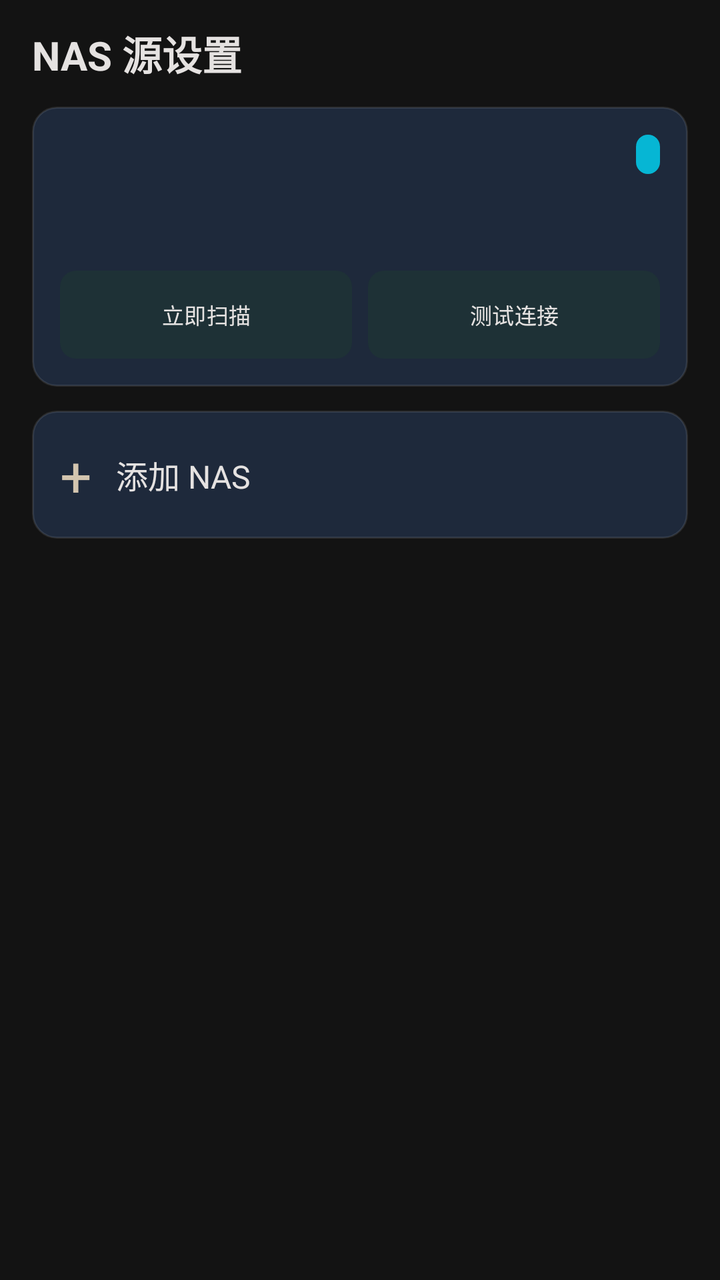
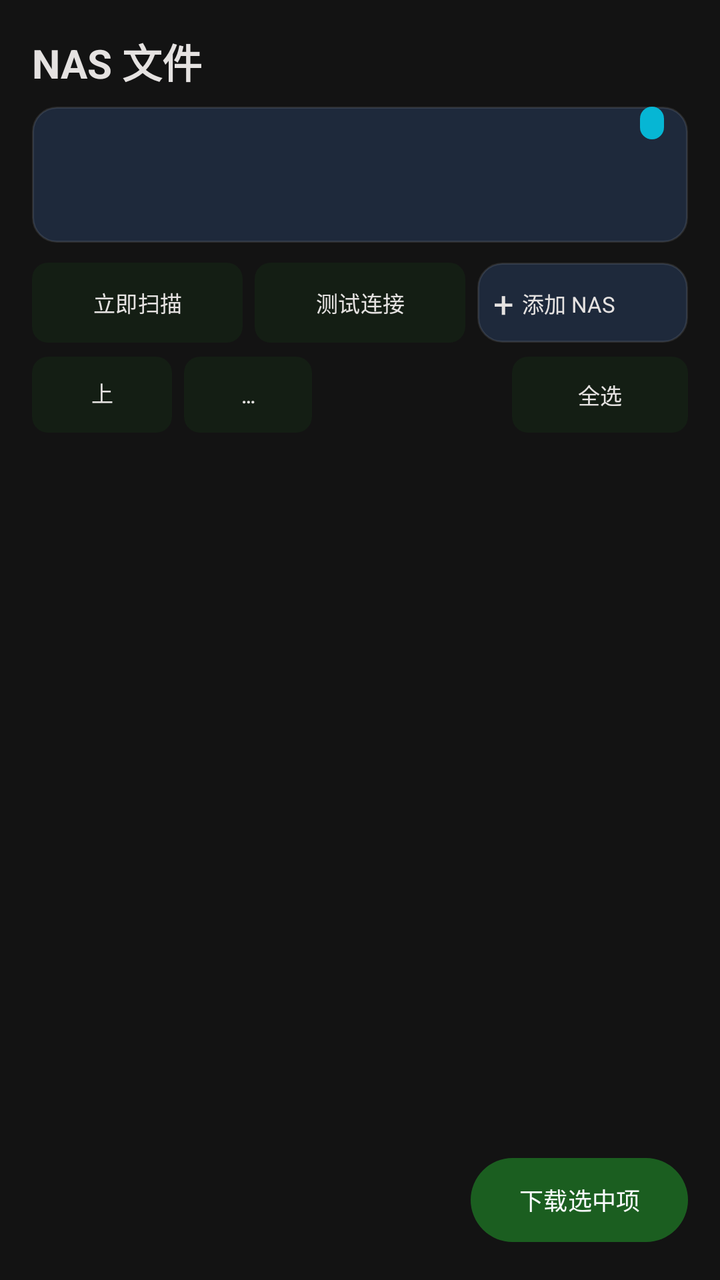

Screens rendered from an Android XML layout before and after an edit, with the pre-edit source and the edit as a unified diff.
<!-- AndroidManifest.xml: another module's application theme Theme.YuanBaoTv -->
<!-- res/layout/activity_nas_settings.xml -->
<?xml version="1.0" encoding="utf-8"?>
<androidx.core.widget.NestedScrollView xmlns:android="http://schemas.android.com/apk/res/android"
    xmlns:app="http://schemas.android.com/apk/res-auto"
    android:layout_width="match_parent"
    android:layout_height="match_parent"
    android:background="@color/tv_bg_dark"
    android:fillViewport="true"
    android:scrollbars="none">
    <androidx.constraintlayout.widget.ConstraintLayout android:layout_width="match_parent" android:layout_height="wrap_content" android:paddingStart="16dp" android:paddingTop="12dp" android:paddingEnd="16dp" android:paddingBottom="24dp">
        <TextView android:id="@+id/tv_title" android:layout_width="wrap_content" android:layout_height="wrap_content" android:text="@string/title_nas_settings" android:textColor="@color/tv_text_primary" android:textSize="20sp" android:textStyle="bold" app:layout_constraintStart_toStartOf="parent" app:layout_constraintTop_toTopOf="parent" />
        <androidx.constraintlayout.widget.ConstraintLayout android:id="@+id/card_active_nas" android:layout_width="0dp" android:layout_height="wrap_content" android:minHeight="140dp" android:layout_marginTop="12dp" android:background="@drawable/bg_tv_focus_ring" android:focusable="true" android:padding="14dp" app:layout_constraintEnd_toEndOf="parent" app:layout_constraintStart_toStartOf="parent" app:layout_constraintTop_toBottomOf="@id/tv_title">
            <TextView android:id="@+id/tv_nas_name" android:layout_width="0dp" android:layout_height="wrap_content" android:ellipsize="end" android:maxLines="1" android:textColor="@color/tv_text_primary" android:textSize="17sp" android:textStyle="bold" app:layout_constraintEnd_toStartOf="@id/tv_nas_status" app:layout_constraintStart_toStartOf="parent" app:layout_constraintTop_toTopOf="parent" />
            <TextView android:id="@+id/tv_nas_status" android:layout_width="wrap_content" android:layout_height="wrap_content" android:background="@drawable/bg_badge_nas" android:paddingHorizontal="6dp" android:paddingVertical="3dp" android:textColor="@color/tv_text_primary" android:textSize="10sp" app:layout_constraintEnd_toEndOf="parent" app:layout_constraintTop_toTopOf="parent" />
            <TextView android:id="@+id/tv_nas_host" android:layout_width="0dp" android:layout_height="wrap_content" android:layout_marginTop="8dp" android:ellipsize="end" android:maxLines="2" android:textColor="@color/tv_text_secondary" android:textSize="12sp" app:layout_constraintEnd_toEndOf="parent" app:layout_constraintStart_toStartOf="parent" app:layout_constraintTop_toBottomOf="@id/tv_nas_name" />
            <LinearLayout android:layout_width="0dp" android:layout_height="wrap_content" android:orientation="horizontal" app:layout_constraintBottom_toBottomOf="parent" app:layout_constraintEnd_toEndOf="parent" app:layout_constraintStart_toStartOf="parent">
                <Button android:id="@+id/btn_scan" android:layout_width="0dp" android:layout_height="44dp" android:layout_weight="1" android:background="@drawable/bg_tv_button_focus" android:text="@string/btn_scan_now" android:textColor="@color/tv_text_primary" android:textSize="11sp" />
                <Button android:id="@+id/btn_test_conn" android:layout_width="0dp" android:layout_height="44dp" android:layout_marginStart="8dp" android:layout_weight="1" android:background="@drawable/bg_tv_button_focus" android:text="@string/btn_test_conn" android:textColor="@color/tv_text_primary" android:textSize="11sp" />
            </LinearLayout>
        </androidx.constraintlayout.widget.ConstraintLayout>
        <androidx.constraintlayout.widget.ConstraintLayout android:id="@+id/card_add_nas" android:layout_width="0dp" android:layout_height="64dp" android:layout_marginTop="12dp" android:background="@drawable/bg_tv_focus_ring" android:focusable="true" android:paddingHorizontal="14dp" app:layout_constraintEnd_toEndOf="parent" app:layout_constraintStart_toStartOf="parent" app:layout_constraintTop_toBottomOf="@id/card_active_nas">
            <TextView android:id="@+id/tv_plus" android:layout_width="wrap_content" android:layout_height="wrap_content" android:text="+" android:textColor="@color/tv_text_secondary" android:textSize="28sp" app:layout_constraintBottom_toBottomOf="parent" app:layout_constraintStart_toStartOf="parent" app:layout_constraintTop_toTopOf="parent" />
            <TextView android:id="@+id/tv_add_text" android:layout_width="wrap_content" android:layout_height="wrap_content" android:layout_marginStart="12dp" android:text="@string/btn_add_nas" android:textColor="@color/tv_text_primary" android:textSize="16sp" app:layout_constraintBottom_toBottomOf="parent" app:layout_constraintStart_toEndOf="@id/tv_plus" app:layout_constraintTop_toTopOf="parent" />
        </androidx.constraintlayout.widget.ConstraintLayout>
    </androidx.constraintlayout.widget.ConstraintLayout>
</androidx.core.widget.NestedScrollView>
<!-- resources referenced by this layout -->
<resources>
  <color name="tv_bg_dark">#131313</color>
  <color name="tv_text_primary">#E5E2E1</color>
  <color name="tv_text_secondary">#D3C5AF</color>
  <!-- drawable bg_badge_nas (drawable) -->
  <?xml version="1.0" encoding="utf-8"?>
  <shape xmlns:android="http://schemas.android.com/apk/res/android"
      android:shape="rectangle">
      <solid android:color="@color/tv_badge_nas" />
      <corners android:radius="6dp" />
      <padding android:left="8dp" android:top="3dp" android:right="8dp" android:bottom="3dp" />
  </shape>
  <!-- drawable bg_tv_button_focus (drawable) -->
  <?xml version="1.0" encoding="utf-8"?>
  <selector xmlns:android="http://schemas.android.com/apk/res/android">
      <item android:state_focused="true">
          <shape android:shape="rectangle">
              <solid android:color="@color/tv_accent_blue" />
              <stroke android:width="2dp" android:color="@color/tv_focus_ring" />
              <corners android:radius="8dp" />
          </shape>
      </item>
      <item>
          <shape android:shape="rectangle">
              <solid android:color="#26FFFFFF" />
              <corners android:radius="8dp" />
          </shape>
      </item>
  </selector>
  <string name="btn_add_nas">添加 NAS</string>
  <string name="btn_scan_now">立即扫描</string>
  <string name="btn_test_conn">测试连接</string>
  <string name="title_nas_settings">NAS 源设置</string>
  <style name="Theme.YuanBaoTv" parent="Theme.Material3.DayNight.NoActionBar">
          <item name="colorPrimary">@color/primary</item>
          <item name="colorOnPrimary">@color/on_primary</item>
          <item name="android:statusBarColor">@android:color/transparent</item>
          <item name="android:navigationBarColor">@android:color/transparent</item>
          <item name="android:windowLightStatusBar">false</item>
          <item name="buttonStyle">@style/Widget.YuanBaoTv.Button</item>
      </style>
  <color name="tv_badge_nas">#06B6D4</color>
  <color name="tv_accent_blue">#38BDF8</color>
  <color name="tv_focus_ring">#84F5E8</color>
  <color name="tv_bg_card">#1E293B</color>
  <color name="primary">#1B5E20</color>
  <color name="on_primary">#FFFFFF</color>
  <style name="Widget.YuanBaoTv.Button" parent="Widget.AppCompat.Button">
          <item name="android:backgroundTint">@null</item>
          <item name="backgroundTint">@null</item>
          <item name="android:textAllCaps">false</item>
      </style>
  <!-- unchanged entries left out for length: 1 -->
</resources>

<!-- the commit's change to res/layout/activity_nas_settings.xml (unified diff, before → after) -->
@@ -1,25 +1,41 @@
 <?xml version="1.0" encoding="utf-8"?>
-<androidx.core.widget.NestedScrollView xmlns:android="http://schemas.android.com/apk/res/android"
+<androidx.constraintlayout.widget.ConstraintLayout xmlns:android="http://schemas.android.com/apk/res/android"
     xmlns:app="http://schemas.android.com/apk/res-auto"
     android:layout_width="match_parent"
     android:layout_height="match_parent"
     android:background="@color/tv_bg_dark"
-    android:fillViewport="true"
-    android:scrollbars="none">
-    <androidx.constraintlayout.widget.ConstraintLayout android:layout_width="match_parent" android:layout_height="wrap_content" android:paddingStart="16dp" android:paddingTop="12dp" android:paddingEnd="16dp" android:paddingBottom="24dp">
-        <TextView android:id="@+id/tv_title" android:layout_width="wrap_content" android:layout_height="wrap_content" android:text="@string/title_nas_settings" android:textColor="@color/tv_text_primary" android:textSize="20sp" android:textStyle="bold" app:layout_constraintStart_toStartOf="parent" app:layout_constraintTop_toTopOf="parent" />
-        <androidx.constraintlayout.widget.ConstraintLayout android:id="@+id/card_active_nas" android:layout_width="0dp" android:layout_height="wrap_content" android:minHeight="140dp" android:layout_marginTop="12dp" android:background="@drawable/bg_tv_focus_ring" android:focusable="true" android:padding="14dp" app:layout_constraintEnd_toEndOf="parent" app:layout_constraintStart_toStartOf="parent" app:layout_constraintTop_toBottomOf="@id/tv_title">
-            <TextView android:id="@+id/tv_nas_name" android:layout_width="0dp" android:layout_height="wrap_content" android:ellipsize="end" android:maxLines="1" android:textColor="@color/tv_text_primary" android:textSize="17sp" android:textStyle="bold" app:layout_constraintEnd_toStartOf="@id/tv_nas_status" app:layout_constraintStart_toStartOf="parent" app:layout_constraintTop_toTopOf="parent" />
-            <TextView android:id="@+id/tv_nas_status" android:layout_width="wrap_content" android:layout_height="wrap_content" android:background="@drawable/bg_badge_nas" android:paddingHorizontal="6dp" android:paddingVertical="3dp" android:textColor="@color/tv_text_primary" android:textSize="10sp" app:layout_constraintEnd_toEndOf="parent" app:layout_constraintTop_toTopOf="parent" />
-            <TextView android:id="@+id/tv_nas_host" android:layout_width="0dp" android:layout_height="wrap_content" android:layout_marginTop="8dp" android:ellipsize="end" android:maxLines="2" android:textColor="@color/tv_text_secondary" android:textSize="12sp" app:layout_constraintEnd_toEndOf="parent" app:layout_constraintStart_toStartOf="parent" app:layout_constraintTop_toBottomOf="@id/tv_nas_name" />
-            <LinearLayout android:layout_width="0dp" android:layout_height="wrap_content" android:orientation="horizontal" app:layout_constraintBottom_toBottomOf="parent" app:layout_constraintEnd_toEndOf="parent" app:layout_constraintStart_toStartOf="parent">
-                <Button android:id="@+id/btn_scan" android:layout_width="0dp" android:layout_height="44dp" android:layout_weight="1" android:background="@drawable/bg_tv_button_focus" android:text="@string/btn_scan_now" android:textColor="@color/tv_text_primary" android:textSize="11sp" />
-                <Button android:id="@+id/btn_test_conn" android:layout_width="0dp" android:layout_height="44dp" android:layout_marginStart="8dp" android:layout_weight="1" android:background="@drawable/bg_tv_button_focus" android:text="@string/btn_test_conn" android:textColor="@color/tv_text_primary" android:textSize="11sp" />
-            </LinearLayout>
-        </androidx.constraintlayout.widget.ConstraintLayout>
-        <androidx.constraintlayout.widget.ConstraintLayout android:id="@+id/card_add_nas" android:layout_width="0dp" android:layout_height="64dp" android:layout_marginTop="12dp" android:background="@drawable/bg_tv_focus_ring" android:focusable="true" android:paddingHorizontal="14dp" app:layout_constraintEnd_toEndOf="parent" app:layout_constraintStart_toStartOf="parent" app:layout_constraintTop_toBottomOf="@id/card_active_nas">
-            <TextView android:id="@+id/tv_plus" android:layout_width="wrap_content" android:layout_height="wrap_content" android:text="+" android:textColor="@color/tv_text_secondary" android:textSize="28sp" app:layout_constraintBottom_toBottomOf="parent" app:layout_constraintStart_toStartOf="parent" app:layout_constraintTop_toTopOf="parent" />
-            <TextView android:id="@+id/tv_add_text" android:layout_width="wrap_content" android:layout_height="wrap_content" android:layout_marginStart="12dp" android:text="@string/btn_add_nas" android:textColor="@color/tv_text_primary" android:textSize="16sp" app:layout_constraintBottom_toBottomOf="parent" app:layout_constraintStart_toEndOf="@id/tv_plus" app:layout_constraintTop_toTopOf="parent" />
-        </androidx.constraintlayout.widget.ConstraintLayout>
+    android:padding="16dp">
+
+    <TextView android:id="@+id/tv_title" android:layout_width="wrap_content" android:layout_height="wrap_content" android:text="@string/title_nas_files" android:textColor="@color/tv_text_primary" android:textSize="20sp" android:textStyle="bold" app:layout_constraintStart_toStartOf="parent" app:layout_constraintTop_toTopOf="parent" />
+
+    <androidx.constraintlayout.widget.ConstraintLayout android:id="@+id/card_active_nas" android:layout_width="0dp" android:layout_height="68dp" android:layout_marginTop="8dp" android:background="@drawable/bg_tv_focus_ring" android:focusable="true" android:paddingHorizontal="12dp" app:layout_constraintEnd_toEndOf="parent" app:layout_constraintStart_toStartOf="parent" app:layout_constraintTop_toBottomOf="@id/tv_title">
+        <TextView android:id="@+id/tv_nas_name" android:layout_width="0dp" android:layout_height="wrap_content" android:ellipsize="end" android:maxLines="1" android:textColor="@color/tv_text_primary" android:textSize="15sp" android:textStyle="bold" app:layout_constraintEnd_toStartOf="@id/tv_nas_status" app:layout_constraintStart_toStartOf="parent" app:layout_constraintTop_toTopOf="parent" />
+        <TextView android:id="@+id/tv_nas_status" android:layout_width="wrap_content" android:layout_height="wrap_content" android:background="@drawable/bg_badge_nas" android:paddingHorizontal="6dp" android:paddingVertical="2dp" android:textColor="@color/tv_text_primary" android:textSize="9sp" app:layout_constraintEnd_toEndOf="parent" app:layout_constraintTop_toTopOf="parent" />
+        <TextView android:id="@+id/tv_nas_host" android:layout_width="0dp" android:layout_height="wrap_content" android:ellipsize="middle" android:maxLines="1" android:textColor="@color/tv_text_secondary" android:textSize="11sp" app:layout_constraintBottom_toBottomOf="parent" app:layout_constraintEnd_toEndOf="parent" app:layout_constraintStart_toStartOf="parent" />
     </androidx.constraintlayout.widget.ConstraintLayout>
-</androidx.core.widget.NestedScrollView>
+
+    <LinearLayout android:id="@+id/layout_nas_actions" android:layout_width="0dp" android:layout_height="48dp" android:layout_marginTop="6dp" android:gravity="center_vertical" android:orientation="horizontal" app:layout_constraintEnd_toEndOf="parent" app:layout_constraintStart_toStartOf="parent" app:layout_constraintTop_toBottomOf="@id/card_active_nas">
+            <Button android:id="@+id/btn_scan" android:layout_width="0dp" android:layout_height="40dp" android:layout_weight="1" android:background="@drawable/bg_tv_button_focus" android:ellipsize="end" android:maxLines="1" android:text="@string/btn_scan_now" android:textColor="@color/tv_text_primary" android:textSize="11sp" />
+            <Button android:id="@+id/btn_test_conn" android:layout_width="0dp" android:layout_height="40dp" android:layout_marginStart="6dp" android:layout_weight="1" android:background="@drawable/bg_tv_button_focus" android:ellipsize="end" android:maxLines="1" android:text="@string/btn_test_conn" android:textColor="@color/tv_text_primary" android:textSize="11sp" />
+            <androidx.constraintlayout.widget.ConstraintLayout android:id="@+id/card_add_nas" android:layout_width="0dp" android:layout_height="40dp" android:layout_marginStart="6dp" android:layout_weight="1" android:background="@drawable/bg_tv_focus_ring" android:focusable="true" android:paddingHorizontal="8dp">
+                <TextView android:id="@+id/tv_plus" android:layout_width="wrap_content" android:layout_height="wrap_content" android:text="+" android:textColor="@color/tv_text_primary" android:textSize="18sp" app:layout_constraintBottom_toBottomOf="parent" app:layout_constraintStart_toStartOf="parent" app:layout_constraintTop_toTopOf="parent" />
+                <TextView android:id="@+id/tv_add_text" android:layout_width="wrap_content" android:layout_height="wrap_content" android:layout_marginStart="4dp" android:text="@string/btn_add_nas" android:textColor="@color/tv_text_primary" android:textSize="11sp" app:layout_constraintBottom_toBottomOf="parent" app:layout_constraintStart_toEndOf="@id/tv_plus" app:layout_constraintTop_toTopOf="parent" />
+            </androidx.constraintlayout.widget.ConstraintLayout>
+    </LinearLayout>
+
+    <LinearLayout android:id="@+id/layout_file_path" android:layout_width="0dp" android:layout_height="44dp" android:gravity="center_vertical" android:orientation="horizontal" app:layout_constraintEnd_toEndOf="parent" app:layout_constraintStart_toStartOf="parent" app:layout_constraintTop_toBottomOf="@id/layout_nas_actions">
+        <Button android:id="@+id/btn_file_up" android:layout_width="70dp" android:layout_height="38dp" android:background="@drawable/bg_tv_button_focus" android:text="@string/nas_file_up" android:textColor="@color/tv_text_primary" android:textSize="11sp" />
+        <Button android:id="@+id/btn_refresh_files" android:layout_width="64dp" android:layout_height="38dp" android:layout_marginStart="6dp" android:background="@drawable/bg_tv_button_focus" android:ellipsize="end" android:maxLines="1" android:text="@string/nas_file_refresh" android:textColor="@color/tv_text_primary" android:textSize="10sp" />
+        <TextView android:id="@+id/tv_file_path" android:layout_width="0dp" android:layout_height="wrap_content" android:layout_marginStart="8dp" android:layout_weight="1" android:ellipsize="start" android:maxLines="1" android:textColor="@color/tv_text_secondary" android:textSize="12sp" />
+        <Button android:id="@+id/btn_select_all" android:layout_width="wrap_content" android:layout_height="38dp" android:background="@drawable/bg_tv_button_focus" android:text="@string/nas_file_select_all" android:textColor="@color/tv_text_primary" android:textSize="11sp" />
+    </LinearLayout>
+
+    <androidx.recyclerview.widget.RecyclerView android:id="@+id/rv_nas_files" android:layout_width="0dp" android:layout_height="0dp" android:clipToPadding="false" android:paddingBottom="8dp" android:scrollbars="none" app:layoutManager="androidx.recyclerview.widget.LinearLayoutManager" app:layout_constraintBottom_toTopOf="@id/layout_file_download" app:layout_constraintEnd_toEndOf="parent" app:layout_constraintStart_toStartOf="parent" app:layout_constraintTop_toBottomOf="@id/layout_file_path" />
+    <ProgressBar android:id="@+id/progress_nas_files" android:layout_width="44dp" android:layout_height="44dp" android:visibility="gone" app:layout_constraintBottom_toBottomOf="@id/rv_nas_files" app:layout_constraintEnd_toEndOf="@id/rv_nas_files" app:layout_constraintStart_toStartOf="@id/rv_nas_files" app:layout_constraintTop_toTopOf="@id/rv_nas_files" />
+    <TextView android:id="@+id/tv_nas_files_empty" android:layout_width="wrap_content" android:layout_height="wrap_content" android:text="@string/nas_file_empty" android:textColor="@color/tv_text_secondary" android:textSize="14sp" android:visibility="gone" app:layout_constraintBottom_toBottomOf="@id/rv_nas_files" app:layout_constraintEnd_toEndOf="@id/rv_nas_files" app:layout_constraintStart_toStartOf="@id/rv_nas_files" app:layout_constraintTop_toTopOf="@id/rv_nas_files" />
+
+    <LinearLayout android:id="@+id/layout_file_download" android:layout_width="0dp" android:layout_height="48dp" android:gravity="center_vertical" android:orientation="horizontal" app:layout_constraintBottom_toBottomOf="parent" app:layout_constraintEnd_toEndOf="parent" app:layout_constraintStart_toStartOf="parent">
+        <TextView android:id="@+id/tv_selected_count" android:layout_width="0dp" android:layout_height="wrap_content" android:layout_weight="1" android:textColor="@color/tv_text_primary" android:textSize="13sp" />
+        <Button android:id="@+id/btn_download_selected" android:layout_width="wrap_content" android:layout_height="42dp" android:background="@drawable/bg_hero_play_btn" android:text="@string/nas_file_download_selected" android:textColor="@color/tv_hero_btn_text" android:textSize="12sp" />
+    </LinearLayout>
+</androidx.constraintlayout.widget.ConstraintLayout>
<!-- resource entries referenced after the edit -->
@@ -1,6 +1,7 @@
 <!-- resources referenced by this layout -->
 <resources>
   <color name="tv_bg_dark">#131313</color>
+  <color name="tv_hero_btn_text">#F8FAFC</color>
   <color name="tv_text_primary">#E5E2E1</color>
   <color name="tv_text_secondary">#D3C5AF</color>
   <!-- drawable bg_badge_nas (drawable) -->
@@ -11,6 +12,31 @@
       <corners android:radius="6dp" />
       <padding android:left="8dp" android:top="3dp" android:right="8dp" android:bottom="3dp" />
   </shape>
+  <!-- drawable bg_hero_play_btn (drawable) -->
+  <?xml version="1.0" encoding="utf-8"?>
+  <selector xmlns:android="http://schemas.android.com/apk/res/android">
+      <item android:state_focused="true">
+          <shape android:shape="rectangle">
+              <gradient
+                  android:angle="45"
+                  android:startColor="#00F5D4"
+                  android:endColor="#00BBF9"
+                  android:type="linear" />
+              <corners android:radius="24dp" />
+              <stroke android:width="2.5dp" android:color="#FFFFFF" />
+          </shape>
+      </item>
+      <item>
+          <shape android:shape="rectangle">
+              <gradient
+                  android:angle="45"
+                  android:startColor="#00E5C0"
+                  android:endColor="#00A8E8"
+                  android:type="linear" />
+              <corners android:radius="24dp" />
+          </shape>
+      </item>
+  </selector>
   <!-- drawable bg_tv_button_focus (drawable) -->
   <?xml version="1.0" encoding="utf-8"?>
   <selector xmlns:android="http://schemas.android.com/apk/res/android">
@@ -31,7 +57,12 @@
   <string name="btn_add_nas">添加 NAS</string>
   <string name="btn_scan_now">立即扫描</string>
   <string name="btn_test_conn">测试连接</string>
-  <string name="title_nas_settings">NAS 源设置</string>
+  <string name="nas_file_download_selected">下载选中项</string>
+  <string name="nas_file_empty">当前文件夹为空</string>
+  <string name="nas_file_refresh">刷新</string>
+  <string name="nas_file_select_all">全选</string>
+  <string name="nas_file_up">上一级</string>
+  <string name="title_nas_files">NAS 文件</string>
   <style name="Theme.YuanBaoTv" parent="Theme.Material3.DayNight.NoActionBar">
           <item name="colorPrimary">@color/primary</item>
           <item name="colorOnPrimary">@color/on_primary</item>
